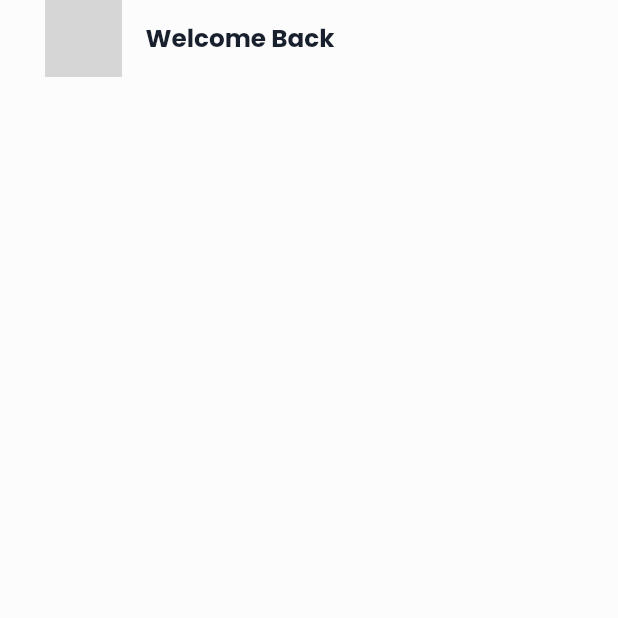
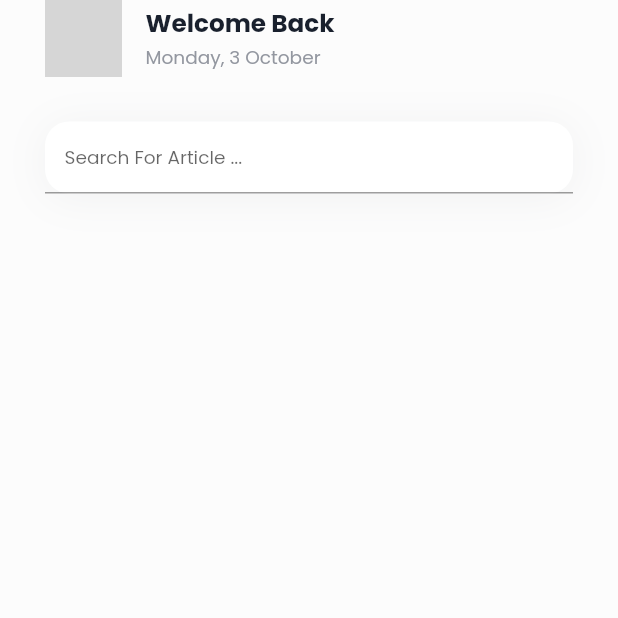
Before and after one commit to Omegaviv/the_news_app, a Flutter app: the screen it shows after launch, on a phone screen of 412 x 824 dp, the top half of it. Run offline on Flutter 3.47's test engine with Material 2 defaults, Android fonts, the phone set to English and light mode, and no system bars; our stand-ins replace flutter_svg, google_fonts; network calls fail; grey boxes are pictures that could not be loaded.

Commit message:
Committed2

```diff
--- a/lib/app_style.dart
+++ b/lib/app_style.dart
@@ -13,6 +13,13 @@ const Color kLightBlue = Color(0xff83b1ff);
 const Color kLighterBlue = Color(0xffc1d4f9);
 
 const Color kDarkBlue = Color(0xff19202d);
+
+const double kBorderRadius =16.0;
+
+final kBorder = OutlineInputBorder(
+  borderRadius: BorderRadius.circular(kBorderRadius),
+  borderSide: BorderSide.none,
+);
 
 final KPoppinsBold =GoogleFonts.poppins(
     color:kDarkBlue,
--- a/lib/main.dart
+++ b/lib/main.dart
@@ -47,7 +47,7 @@ class HomeScreen extends StatelessWidget {
               height: 51,
               width: 51,
               decoration: BoxDecoration(
-                borderRadius: BorderRadius.circular(16),
+                borderRadius: BorderRadius.circular(kBorderRadius),
                 color: kLightBlue,
                 image: const DecorationImage(
                   image: NetworkImage("https://cdn3d.iconscout.com/3d/premium/thumb/man-avatar-6299539-5187871.png"),
@@ -58,16 +58,60 @@ class HomeScreen extends StatelessWidget {
               width: 16,
             ),
             Column(
+              crossAxisAlignment: CrossAxisAlignment.start,
+              mainAxisAlignment: MainAxisAlignment.center,
               children: [
                 Text(
                   'Welcome Back',
                   style: KPoppinsBold.copyWith(
                     fontSize:SizeConfig.blockSizeHorizontal!*4,
                   ),
+                ),
+                Text(
+                  'Monday, 3 October',
+                  style: KPoppinsRegular.copyWith(
+                    color: kGrey,
+                    fontSize:SizeConfig.blockSizeHorizontal!*3,
+                  ),
+                ),
+              ],
+            )
+          ],
+          ),
+          SizedBox(height: 30,),
+          Container(
+            decoration: BoxDecoration(
+              borderRadius: BorderRadius.circular(kBorderRadius),
+              color: kWhite,
+              boxShadow: [BoxShadow(
+                color: kDarkBlue.withOpacity(0.051),
+                offset: const Offset(0.0,3.0),
+                blurRadius: 24.0,
+                spreadRadius: 0.0,
+              )],
+            ),
+            child: Row(
+              children: [
+                Expanded(
+                  child: TextField(
+                    style: KPoppinsRegular.copyWith(
+                      color: kBlue,
+                      fontSize:SizeConfig.blockSizeHorizontal!*3,
+                    ),
+                    controller: TextEditingController(),
+                    decoration: InputDecoration(
+                      contentPadding: const EdgeInsets.symmetric(
+                        horizontal: 13,
+                      ),
+                      hintText: 'Search For Article ...',
+
+                    ),
+
+                  ),
                 )
               ],
-            )
-          ],)
+            ),
+          )
         ],
       ),
     );
```
